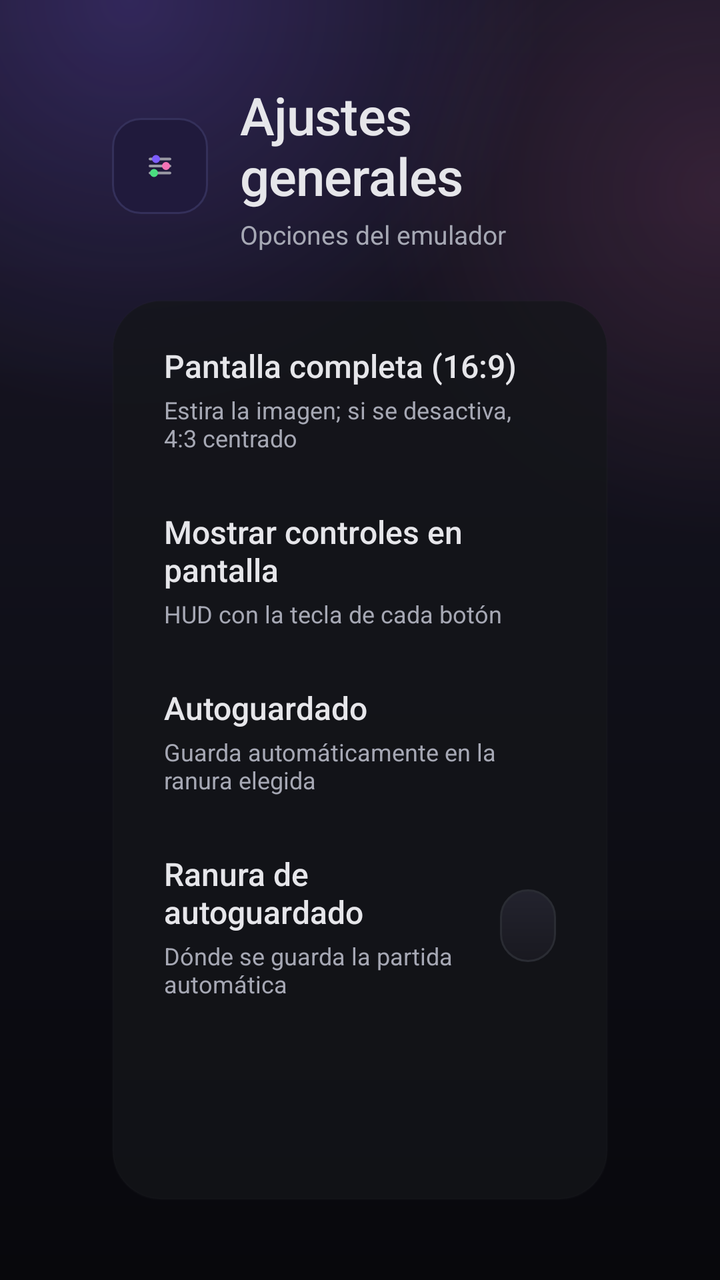
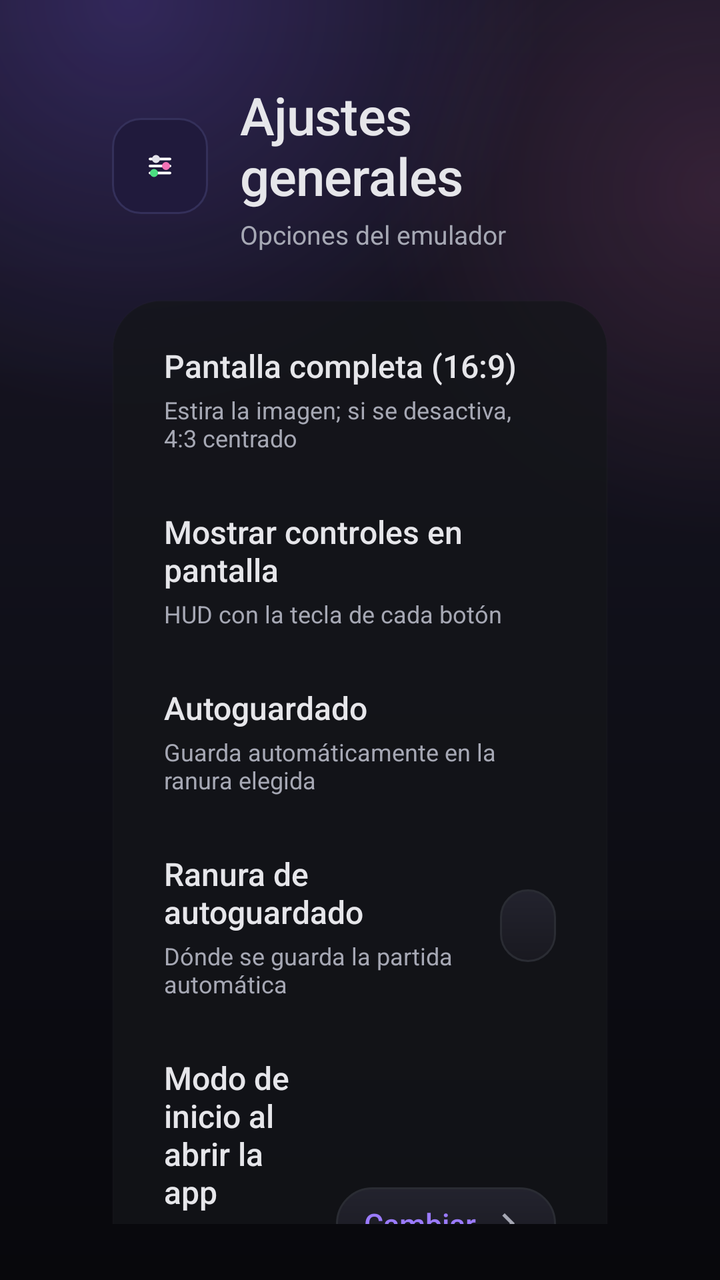

Compare the two renders of this Android layout. The source of the first and the diff that turns it into the second are given below.
<!-- AndroidManifest.xml: application theme Theme.Xemulify -->
<!-- res/layout/activity_general.xml -->
<?xml version="1.0" encoding="utf-8"?>
<LinearLayout xmlns:android="http://schemas.android.com/apk/res/android"
    android:layout_width="match_parent"
    android:layout_height="match_parent"
    android:orientation="vertical"
    android:background="@drawable/bg_home"
    android:paddingLeft="56dp"
    android:paddingTop="40dp"
    android:paddingRight="56dp"
    android:paddingBottom="28dp">

    
    <LinearLayout
        android:layout_width="match_parent"
        android:layout_height="wrap_content"
        android:orientation="horizontal"
        android:gravity="center_vertical"
        android:layout_marginBottom="24dp">

        <ImageView
            android:layout_width="48dp"
            android:layout_height="48dp"
            android:background="@drawable/bg_header_icon"
            android:padding="12dp"
            android:src="@drawable/ic_action_general"
            android:scaleType="fitCenter" />

        <LinearLayout
            android:layout_width="0dp"
            android:layout_height="wrap_content"
            android:layout_weight="1"
            android:orientation="vertical"
            android:layout_marginStart="16dp">

            <TextView
                android:layout_width="wrap_content"
                android:layout_height="wrap_content"
                android:text="@string/general_title"
                android:textColor="@color/text_primary"
                android:textSize="26sp"
                android:fontFamily="sans-serif-medium"
                android:letterSpacing="-0.01" />

            <TextView
                android:layout_width="wrap_content"
                android:layout_height="wrap_content"
                android:layout_marginTop="3dp"
                android:text="@string/general_subtitle"
                android:textColor="@color/text_secondary"
                android:textSize="13sp" />
        </LinearLayout>
    </LinearLayout>

    <ScrollView
        android:layout_width="match_parent"
        android:layout_height="0dp"
        android:layout_weight="1"
        android:fillViewport="true"
        android:scrollbars="none"
        android:clipToPadding="false"
        android:paddingBottom="12dp">

        <LinearLayout
            android:layout_width="match_parent"
            android:layout_height="wrap_content"
            android:orientation="vertical"
            android:background="@drawable/bg_section_panel"
            android:paddingTop="10dp"
            android:paddingBottom="14dp"
            android:paddingStart="14dp"
            android:paddingEnd="14dp">

            
            <LinearLayout
                android:id="@+id/row_aspect"
                style="@style/SettingRow">

                <LinearLayout style="@style/SettingRowText">
                    <TextView style="@style/SettingRowTitle" android:text="@string/gen_aspect_title" />
                    <TextView style="@style/SettingRowSub" android:text="@string/gen_aspect_sub" />
                </LinearLayout>

                <Switch
                    android:id="@+id/sw_aspect"
                    style="@style/SettingSwitch" />
            </LinearLayout>

            
            <LinearLayout
                android:id="@+id/row_hud"
                style="@style/SettingRow">

                <LinearLayout style="@style/SettingRowText">
                    <TextView style="@style/SettingRowTitle" android:text="@string/gen_hud_title" />
                    <TextView style="@style/SettingRowSub" android:text="@string/gen_hud_sub" />
                </LinearLayout>

                <Switch
                    android:id="@+id/sw_hud"
                    style="@style/SettingSwitch" />
            </LinearLayout>

            
            <LinearLayout
                android:id="@+id/row_autosave"
                style="@style/SettingRow">

                <LinearLayout style="@style/SettingRowText">
                    <TextView style="@style/SettingRowTitle" android:text="@string/gen_autosave_title" />
                    <TextView style="@style/SettingRowSub" android:text="@string/gen_autosave_sub" />
                </LinearLayout>

                <Switch
                    android:id="@+id/sw_autosave"
                    style="@style/SettingSwitch" />
            </LinearLayout>

            
            <LinearLayout
                android:id="@+id/row_autosave_slot"
                style="@style/SettingRow">

                <LinearLayout style="@style/SettingRowText">
                    <TextView style="@style/SettingRowTitle" android:text="@string/gen_slot_title" />
                    <TextView style="@style/SettingRowSub" android:text="@string/gen_slot_sub" />
                </LinearLayout>

                <TextView
                    android:id="@+id/val_slot"
                    style="@style/SettingValue" />
            </LinearLayout>
        </LinearLayout>
    </ScrollView>
</LinearLayout>
<!-- resources referenced by this layout -->
<resources>
  <color name="text_primary">#E6E6EA</color>
  <color name="text_secondary">#A6A8B4</color>
  <!-- drawable bg_header_icon (drawable) -->
  <?xml version="1.0" encoding="utf-8"?>
  <shape xmlns:android="http://schemas.android.com/apk/res/android"
      android:shape="rectangle">
      <solid android:color="@color/accent_soft" />
      <stroke android:width="1dp" android:color="#34305A" />
      <corners android:radius="14dp" />
  </shape>
  <!-- drawable bg_section_panel (drawable) -->
  <?xml version="1.0" encoding="utf-8"?>
  <shape xmlns:android="http://schemas.android.com/apk/res/android"
      android:shape="rectangle">
      <solid android:color="#C214161A" />
      <stroke android:width="1dp" android:color="#1F2A2C33" />
      <corners android:radius="24dp" />
  </shape>
  <!-- drawable ic_action_general (drawable) -->
  <vector xmlns:android="http://schemas.android.com/apk/res/android"
      android:width="40dp"
      android:height="40dp"
      android:viewportWidth="48"
      android:viewportHeight="48">
      
      <path
          android:strokeColor="#9A9AA5"
          android:strokeWidth="2.6"
          android:strokeLineCap="round"
          android:pathData="M14,17h20M14,24h20M14,31h20"/>
      <path
          android:fillColor="#7C5CFF"
          android:pathData="M20,17m-4,0a4,4 0,1,0 8,0a4,4 0,1,0 -8,0"/>
      <path
          android:fillColor="#F472B6"
          android:pathData="M30,24m-4,0a4,4 0,1,0 8,0a4,4 0,1,0 -8,0"/>
      <path
          android:fillColor="#4ADE80"
          android:pathData="M18,31m-4,0a4,4 0,1,0 8,0a4,4 0,1,0 -8,0"/>
  </vector>
  <string name="gen_aspect_sub">Estira la imagen; si se desactiva, 4:3 centrado</string>
  <string name="gen_aspect_title">Pantalla completa (16:9)</string>
  <string name="gen_autosave_sub">Guarda automáticamente en la ranura elegida</string>
  <string name="gen_autosave_title">Autoguardado</string>
  <string name="gen_hud_sub">HUD con la tecla de cada botón</string>
  <string name="gen_hud_title">Mostrar controles en pantalla</string>
  <string name="gen_slot_sub">Dónde se guarda la partida automática</string>
  <string name="gen_slot_title">Ranura de autoguardado</string>
  <string name="general_subtitle">Opciones del emulador</string>
  <string name="general_title">Ajustes generales</string>
  <style name="SettingRowText">
          <item name="android:layout_width">0dp</item>
          <item name="android:layout_height">wrap_content</item>
          <item name="android:layout_weight">1</item>
          <item name="android:orientation">vertical</item>
      </style>
  <color name="accent_soft">#201A3C</color>
  <!-- drawable bg_setting_row (drawable) -->
  <?xml version="1.0" encoding="utf-8"?>
  <selector xmlns:android="http://schemas.android.com/apk/res/android">
      <item android:state_focused="true">
          <shape android:shape="rectangle">
              <solid android:color="@color/card_focus_top" />
              <stroke android:width="2dp" android:color="@color/accent" />
              <corners android:radius="16dp" />
          </shape>
      </item>
      <item android:state_pressed="true">
          <shape android:shape="rectangle">
              <solid android:color="@color/card_focus_top" />
              <stroke android:width="2dp" android:color="@color/accent_dim" />
              <corners android:radius="16dp" />
          </shape>
      </item>
      <item>
          <shape android:shape="rectangle">
              <solid android:color="#00000000" />
              <corners android:radius="16dp" />
          </shape>
      </item>
  </selector>
  <color name="amoled_black">#0D0E10</color>
  <color name="card_focus_top">#241E42</color>
  <color name="accent">#7C5CFF</color>
  <color name="accent_dim">#5B45C7</color>
  <color name="chip_bottom">#191920</color>
  <color name="chip_top">#23232E</color>
  <color name="card_stroke">#2A2C33</color>
  <!-- unchanged entries left out for length: 10 -->
</resources>

<!-- the commit's change to res/layout/activity_general.xml (unified diff, before → after) -->
@@ -129,6 +129,24 @@
                     android:id="@+id/val_slot"
                     style="@style/SettingValue" />
             </LinearLayout>
+
+            
+            <LinearLayout
+                android:id="@+id/row_startup_mode"
+                style="@style/SettingRow">
+
+                <LinearLayout style="@style/SettingRowText">
+                    <TextView style="@style/SettingRowTitle" android:text="Modo de inicio al abrir la app" />
+                    <TextView style="@style/SettingRowSub" android:text="Elegir entre modo Consola/TV o modo Mando de Celular" />
+                </LinearLayout>
+
+                <TextView
+                    android:id="@+id/val_startup_mode"
+                    style="@style/SettingValue"
+                    android:text="Cambiar"
+                    android:drawableEnd="@drawable/ic_chevron_right"
+                    android:drawablePadding="6dp" />
+            </LinearLayout>
         </LinearLayout>
     </ScrollView>
 </LinearLayout>
<!-- resource entries referenced after the edit -->
@@ -26,12 +26,12 @@
       android:viewportHeight="48">
       
       <path
-          android:strokeColor="#9A9AA5"
+          android:strokeColor="#FFFFFF"
           android:strokeWidth="2.6"
           android:strokeLineCap="round"
           android:pathData="M14,17h20M14,24h20M14,31h20"/>
       <path
-          android:fillColor="#7C5CFF"
+          android:fillColor="#E2E2EA"
           android:pathData="M20,17m-4,0a4,4 0,1,0 8,0a4,4 0,1,0 -8,0"/>
       <path
           android:fillColor="#F472B6"
@@ -39,6 +39,18 @@
       <path
           android:fillColor="#4ADE80"
           android:pathData="M18,31m-4,0a4,4 0,1,0 8,0a4,4 0,1,0 -8,0"/>
+  </vector>
+  <!-- drawable ic_chevron_right (drawable) -->
+  <vector xmlns:android="http://schemas.android.com/apk/res/android"
+      android:width="20dp"
+      android:height="20dp"
+      android:viewportWidth="24"
+      android:viewportHeight="24">
+  
+      <path
+          android:fillColor="#A6A8B4"
+          android:pathData="M8.59,16.59 L13.17,12 L8.59,7.41 L10,6 L16,12 L10,18 z" />
+  
   </vector>
   <string name="gen_aspect_sub">Estira la imagen; si se desactiva, 4:3 centrado</string>
   <string name="gen_aspect_title">Pantalla completa (16:9)</string>
@@ -62,15 +74,13 @@
   <selector xmlns:android="http://schemas.android.com/apk/res/android">
       <item android:state_focused="true">
           <shape android:shape="rectangle">
-              <solid android:color="@color/card_focus_top" />
-              <stroke android:width="2dp" android:color="@color/accent" />
+              <solid android:color="#2A2D3A" />
               <corners android:radius="16dp" />
           </shape>
       </item>
       <item android:state_pressed="true">
           <shape android:shape="rectangle">
-              <solid android:color="@color/card_focus_top" />
-              <stroke android:width="2dp" android:color="@color/accent_dim" />
+              <solid android:color="#353A4B" />
               <corners android:radius="16dp" />
           </shape>
       </item>
@@ -82,9 +92,6 @@
       </item>
   </selector>
   <color name="amoled_black">#0D0E10</color>
-  <color name="card_focus_top">#241E42</color>
-  <color name="accent">#7C5CFF</color>
-  <color name="accent_dim">#5B45C7</color>
   <color name="chip_bottom">#191920</color>
   <color name="chip_top">#23232E</color>
   <color name="card_stroke">#2A2C33</color>
